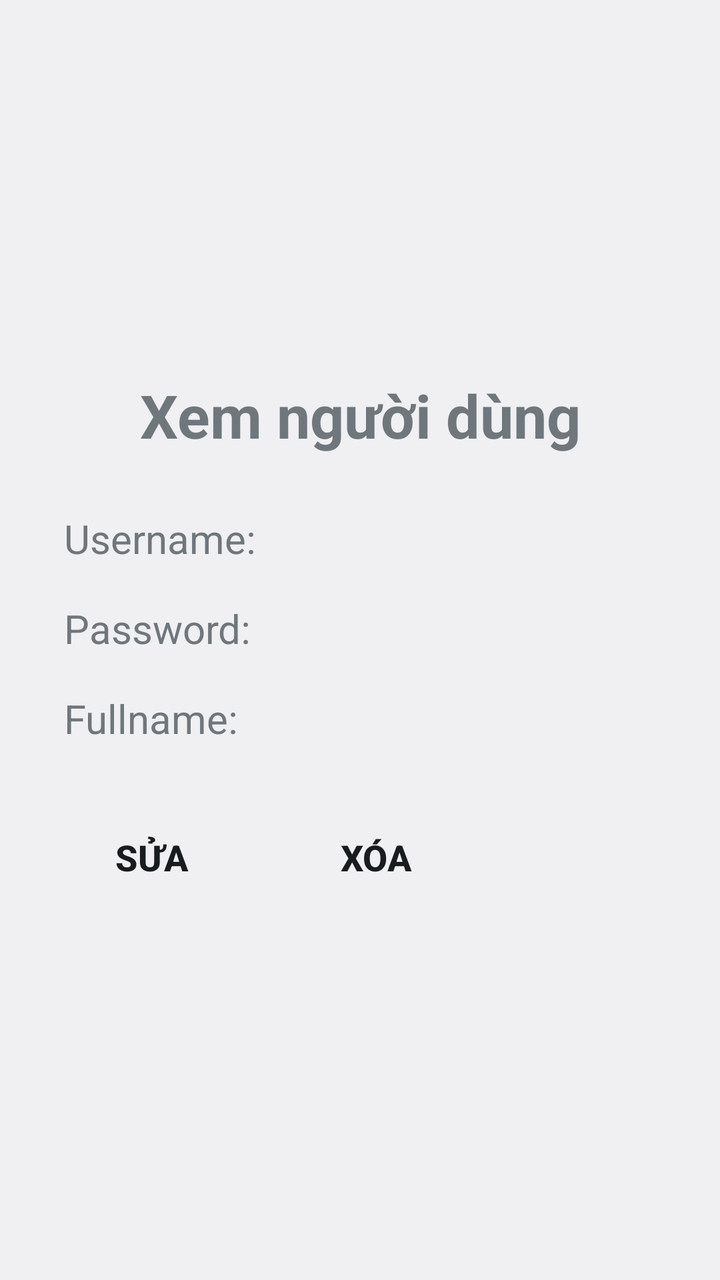
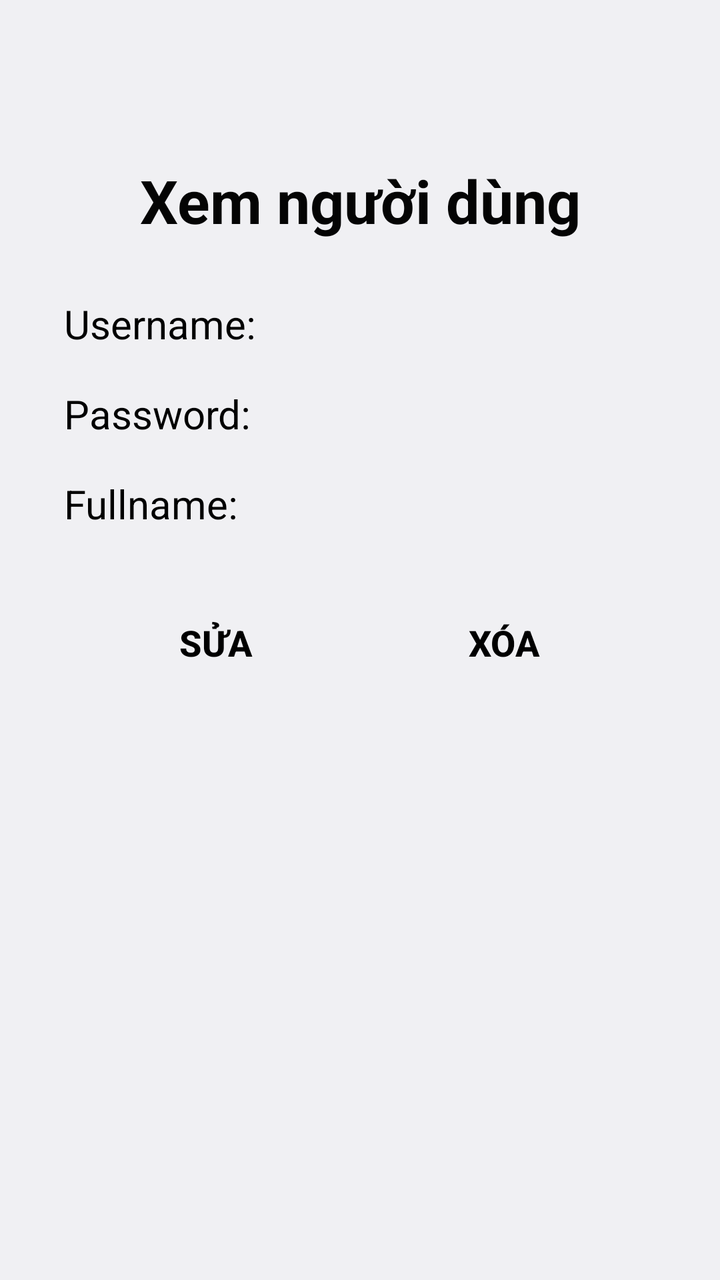

Two renders of the same Android screen: before a commit and after it. Below are the layout's source before the change and the commit's diff.
<!-- AndroidManifest.xml: application theme Theme.LoginApp -->
<!-- res/layout/viewuser.xml -->
<?xml version="1.0" encoding="utf-8"?>
<LinearLayout xmlns:android="http://schemas.android.com/apk/res/android"
    android:layout_width="match_parent"
    android:layout_height="match_parent"
    android:orientation="vertical"
    android:gravity="center_vertical"
    android:padding="32dp">

    <TextView
        android:id="@+id/lblTitle"
        android:layout_width="match_parent"
        android:layout_height="wrap_content"
        android:gravity="center"
        android:text="Xem người dùng"
        android:textSize="30sp"
        android:textStyle="bold"
        android:layout_marginBottom="28dp" />

    <TextView
        android:id="@+id/lblUN"
        android:layout_width="match_parent"
        android:layout_height="wrap_content"
        android:textSize="20sp"
        android:layout_marginBottom="18dp"
        android:text="Username: " />

    <TextView
        android:id="@+id/lblPW"
        android:layout_width="match_parent"
        android:layout_height="wrap_content"
        android:textSize="20sp"
        android:layout_marginBottom="18dp"
        android:text="Password: " />

    <TextView
        android:id="@+id/lblName"
        android:layout_width="match_parent"
        android:layout_height="wrap_content"
        android:textSize="20sp"
        android:layout_marginBottom="32dp"
        android:text="Fullname: " />

    <LinearLayout
        android:layout_width="wrap_content"
        android:layout_height="wrap_content"
        android:orientation="horizontal">

        <Button
            android:id="@+id/btnEdit"
            android:layout_width="wrap_content"
            android:layout_height="wrap_content"
            android:background="@android:color/transparent"
            android:textSize="18sp"
            android:textStyle="bold"
            android:text="Sửa" />

        <Button
            android:id="@+id/btnDel"
            android:layout_width="wrap_content"
            android:layout_height="wrap_content"
            android:layout_marginStart="24dp"
            android:background="@android:color/transparent"
            android:textSize="18sp"
            android:textStyle="bold"
            android:text="Xóa" />
    </LinearLayout>

</LinearLayout>
<!-- resources referenced by this layout -->
<resources>
  <style name="Theme.LoginApp" parent="@android:style/Theme.DeviceDefault.Light.NoActionBar">
          <item name="android:windowOptOutEdgeToEdgeEnforcement">true</item>
      </style>
</resources>

<!-- the commit's change to res/layout/viewuser.xml (unified diff, before → after) -->
@@ -1,68 +1,88 @@
 <?xml version="1.0" encoding="utf-8"?>
-<LinearLayout xmlns:android="http://schemas.android.com/apk/res/android"
+<androidx.constraintlayout.widget.ConstraintLayout xmlns:android="http://schemas.android.com/apk/res/android"
+    xmlns:app="http://schemas.android.com/apk/res-auto"
     android:layout_width="match_parent"
     android:layout_height="match_parent"
-    android:orientation="vertical"
-    android:gravity="center_vertical"
     android:padding="32dp">
 
     <TextView
         android:id="@+id/lblTitle"
-        android:layout_width="match_parent"
+        android:layout_width="0dp"
         android:layout_height="wrap_content"
+        android:layout_marginTop="48dp"
         android:gravity="center"
         android:text="Xem người dùng"
+        android:textColor="#040404"
         android:textSize="30sp"
         android:textStyle="bold"
-        android:layout_marginBottom="28dp" />
+        app:layout_constraintEnd_toEndOf="parent"
+        app:layout_constraintStart_toStartOf="parent"
+        app:layout_constraintTop_toTopOf="parent" />
 
     <TextView
         android:id="@+id/lblUN"
-        android:layout_width="match_parent"
+        android:layout_width="0dp"
         android:layout_height="wrap_content"
+        android:layout_marginTop="28dp"
+        android:text="Username: "
+        android:textColor="#000000"
         android:textSize="20sp"
-        android:layout_marginBottom="18dp"
-        android:text="Username: " />
+        app:layout_constraintEnd_toEndOf="parent"
+        app:layout_constraintStart_toStartOf="parent"
+        app:layout_constraintTop_toBottomOf="@+id/lblTitle" />
 
     <TextView
         android:id="@+id/lblPW"
-        android:layout_width="match_parent"
+        android:layout_width="0dp"
         android:layout_height="wrap_content"
+        android:layout_marginTop="18dp"
+        android:text="Password: "
+        android:textColor="#000000"
         android:textSize="20sp"
-        android:layout_marginBottom="18dp"
-        android:text="Password: " />
+        app:layout_constraintEnd_toEndOf="parent"
+        app:layout_constraintStart_toStartOf="parent"
+        app:layout_constraintTop_toBottomOf="@+id/lblUN" />
 
     <TextView
         android:id="@+id/lblName"
-        android:layout_width="match_parent"
+        android:layout_width="0dp"
         android:layout_height="wrap_content"
+        android:layout_marginTop="18dp"
+        android:text="Fullname: "
+        android:textColor="#000000"
         android:textSize="20sp"
-        android:layout_marginBottom="32dp"
-        android:text="Fullname: " />
+        app:layout_constraintEnd_toEndOf="parent"
+        app:layout_constraintStart_toStartOf="parent"
+        app:layout_constraintTop_toBottomOf="@+id/lblPW" />
 
-    <LinearLayout
+    <Button
+        android:id="@+id/btnEdit"
         android:layout_width="wrap_content"
         android:layout_height="wrap_content"
-        android:orientation="horizontal">
+        android:layout_marginTop="32dp"
+        android:background="@android:color/transparent"
+        android:text="Sửa"
+        android:textColor="#000000"
+        android:textSize="18sp"
+        android:textStyle="bold"
+        app:layout_constraintEnd_toStartOf="@+id/btnDel"
+        app:layout_constraintHorizontal_bias="0.5"
+        app:layout_constraintStart_toStartOf="parent"
+        app:layout_constraintTop_toBottomOf="@+id/lblName" />
 
-        <Button
-            android:id="@+id/btnEdit"
-            android:layout_width="wrap_content"
-            android:layout_height="wrap_content"
-            android:background="@android:color/transparent"
-            android:textSize="18sp"
-            android:textStyle="bold"
-            android:text="Sửa" />
+    <Button
+        android:id="@+id/btnDel"
+        android:layout_width="wrap_content"
+        android:layout_height="wrap_content"
+        android:layout_marginStart="24dp"
+        android:background="@android:color/transparent"
+        android:text="Xóa"
+        android:textColor="#000000"
+        android:textSize="18sp"
+        android:textStyle="bold"
+        app:layout_constraintBaseline_toBaselineOf="@+id/btnEdit"
+        app:layout_constraintEnd_toEndOf="parent"
+        app:layout_constraintHorizontal_bias="0.5"
+        app:layout_constraintStart_toEndOf="@+id/btnEdit" />
 
-        <Button
-            android:id="@+id/btnDel"
-            android:layout_width="wrap_content"
-            android:layout_height="wrap_content"
-            android:layout_marginStart="24dp"
-            android:background="@android:color/transparent"
-            android:textSize="18sp"
-            android:textStyle="bold"
-            android:text="Xóa" />
-    </LinearLayout>
-
-</LinearLayout>
+</androidx.constraintlayout.widget.ConstraintLayout>
